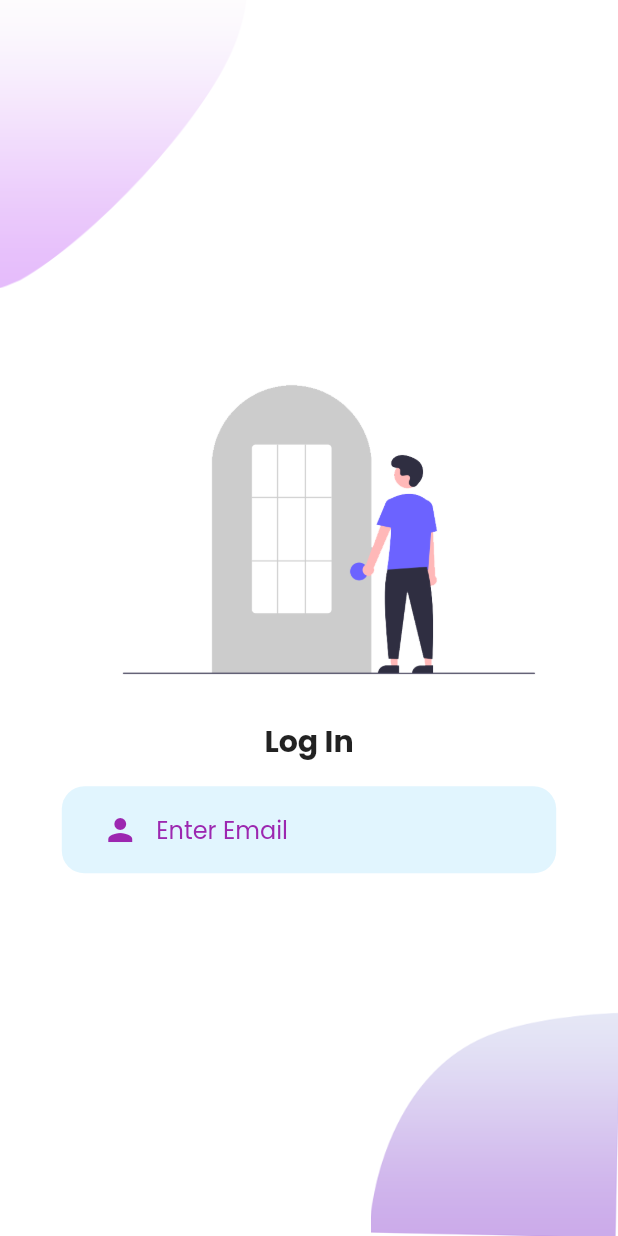
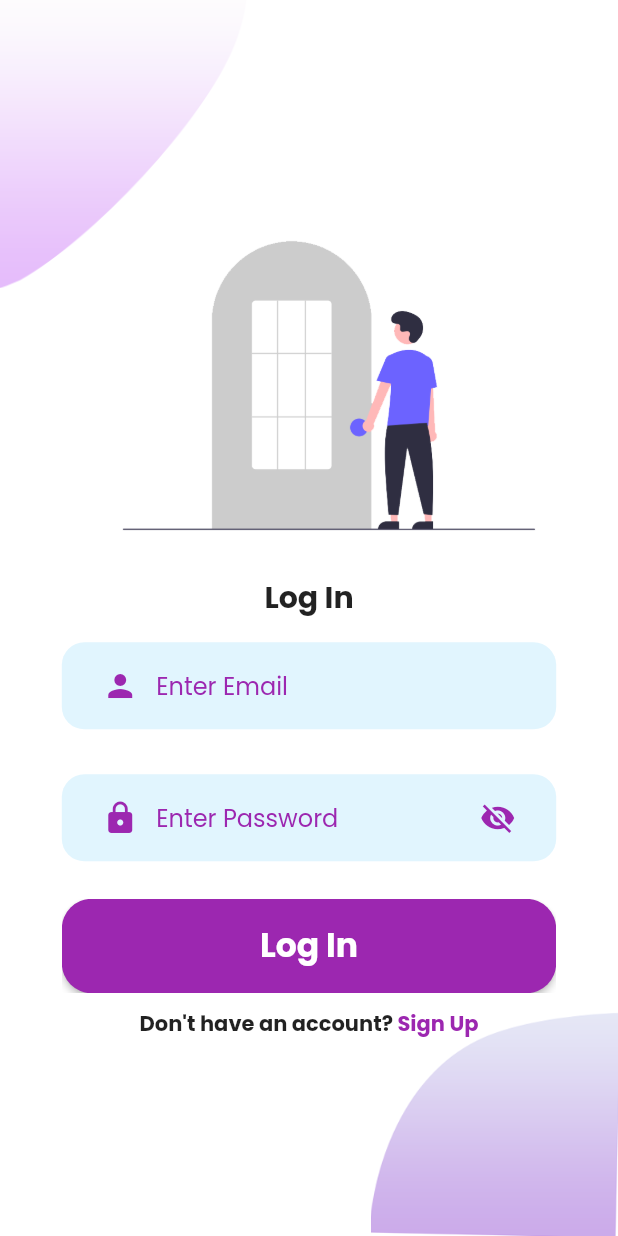
Before and after one commit to ARASHFAQUE/signup_login, a Flutter app: the screen it shows after launch, after a tap on "Log In", on a phone screen of 412 x 824 dp. Run offline on Flutter 3.47's test engine with Material 2 defaults, Android fonts, the phone set to English and light mode, and no system bars; our stand-ins replace google_fonts.

Commit message:
doing sign in page

```diff
--- /dev/null
+++ b/lib/view/login/components/password_field.dart
@@ -0,0 +1,78 @@
+import 'package:flutter/material.dart';
+
+import 'package:flutter/material.dart';
+import 'package:signup_login/view/custom_widget/my_theme.dart';
+
+class UserPassTextField extends StatefulWidget {
+  UserPassTextField({
+    Key? key,
+    required this.userPassController,
+    required this.userPassErrorText,
+    required this.userPassHintText,
+    required this.userPassHintTextColor,
+    required this.userPassTextFieldPrefixIcon,
+    required this.userPassTextFieldPrefixIconColor,
+    required this.onUserPassValueChange,
+    required this.suffixIcon,
+    required this.suffixIconColor
+  }) : super(key: key);
+
+  final TextEditingController userPassController;
+  final String userPassErrorText;
+  final String userPassHintText;
+  final Color userPassHintTextColor;
+  final IconData userPassTextFieldPrefixIcon;
+  final Color userPassTextFieldPrefixIconColor;
+  final Function onUserPassValueChange;
+  final IconData suffixIcon;
+  final Color suffixIconColor;
+
+
+
+  @override
+  State<UserPassTextField> createState() => _UserPassTextFieldState();
+}
+
+class _UserPassTextFieldState extends State<UserPassTextField> {
+  bool isVisible = false;
+  @override
+  Widget build(BuildContext context) {
+    return TextFormField(
+      controller: widget.userPassController,
+      validator: (value) {
+        if (value!.isEmpty) {
+          return widget.userPassErrorText;
+        } else {
+          return null;
+        }
+      },
+      onChanged: (value) {
+        widget.onUserPassValueChange(value);
+      },
+      cursorColor: Colors.black,
+      style: TextStyle(color: Theme.of(context).colorScheme.secondary),
+      obscureText: isVisible ? false : true,
+      decoration: InputDecoration(
+        hintText: widget.userPassHintText,
+        hintStyle: TextStyle(color: widget.userPassHintTextColor),
+        border: InputBorder.none,
+        prefixIcon: Icon(
+          widget.userPassTextFieldPrefixIcon,
+          color: widget.userPassTextFieldPrefixIconColor,
+        ),
+        suffixIcon: IconButton(
+          icon: isVisible ? const Icon(Icons.visibility) : const Icon(Icons.visibility_off),
+          color: widget.suffixIconColor,
+          onPressed: (){
+            print("Hello");
+
+            setState((){
+              isVisible = !isVisible;
+            });
+            // TODO: will use getx here
+          },
+        ),
+      ),
+    );
+  }
+}
--- a/lib/view/login/login_page.dart
+++ b/lib/view/login/login_page.dart
@@ -1,6 +1,9 @@
 import 'package:flutter/material.dart';
 import 'package:signup_login/view/custom_widget/my_theme.dart';
 import 'package:signup_login/view/login/components/login_background.dart';
+import 'package:signup_login/view/login/components/password_field.dart';
+import 'package:signup_login/view/signup/signup.dart';
+import 'package:signup_login/view/welcome_page/components/custom_button.dart';
 
 import 'components/text_field_decorator.dart';
 import 'components/user_id_text_field.dart';
@@ -51,6 +54,45 @@ class LogInPage extends StatelessWidget {
                         //print(value);
                       },
                     ),
+                  ),
+                  TextFieldDecorator(
+                      child: UserPassTextField(
+                    userPassController: passController,
+                    userPassErrorText: "Password Can Not Be Empty!",
+                    userPassHintText: "Enter Password",
+                    userPassHintTextColor: Colors.purple,
+                    userPassTextFieldPrefixIcon: Icons.lock,
+                    userPassTextFieldPrefixIconColor: Colors.purple,
+                    suffixIcon: Icons.visibility_off,
+                    suffixIconColor: Colors.purple,
+                    onUserPassValueChange: (value) {
+                      print("Pass Value $value");
+                    },
+                  )),
+                  const SizedBox(height: 10),
+                  CustomButton(
+                      buttonColor: MyTheme.logInButtonColor,
+                      buttonText: "Log In",
+                      textColor: Colors.white,
+                      handleButtonClick: () {
+                        print("Log In");
+                      }),
+                  const SizedBox(height: 10),
+                  Row(
+                    mainAxisAlignment: MainAxisAlignment.center,
+                    children: [
+                      const Text("Don't have an account? ",
+                          style: TextStyle(fontWeight: FontWeight.bold)),
+                      InkWell(
+                        child: const Text("Sign Up",
+                            style: TextStyle(
+                                fontWeight: FontWeight.bold,
+                                color: Colors.purple)),
+                        onTap: (){
+                          Navigator.push(context, MaterialPageRoute(builder: (context)=>SignUp()));
+                        },
+                      )
+                    ],
                   )
                 ],
               ),
--- /dev/null
+++ b/lib/view/signup/signup.dart
@@ -0,0 +1,12 @@
+import 'package:flutter/material.dart';
+
+class SignUp extends StatelessWidget {
+  const SignUp({Key? key}) : super(key: key);
+
+  @override
+  Widget build(BuildContext context) {
+    return const Scaffold(
+      body: Center(child: Text("Sign Up Page")),
+    );
+  }
+}
--- a/lib/view/welcome_page/components/custom_button.dart
+++ b/lib/view/welcome_page/components/custom_button.dart
@@ -18,7 +18,7 @@ class CustomButton extends StatelessWidget {
   Widget build(BuildContext context) {
     Size size = MediaQuery.of(context).size;
     return Container(
-      width: size.width * 0.7,
+      width: size.width * 0.8,
       child: ClipRect(
         child: ElevatedButton(
           style: ButtonStyle(
--- a/lib/view/welcome_page/welcome_page.dart
+++ b/lib/view/welcome_page/welcome_page.dart
@@ -5,7 +5,6 @@ import 'components/background.dart';
 import 'components/custom_button.dart';
 
 class WelcomePage extends StatelessWidget {
-
   const WelcomePage({Key? key}) : super(key: key);
 
   @override
@@ -23,6 +22,7 @@ class WelcomePage extends StatelessWidget {
               "assets/images/undraw_Welcoming.png",
               width: size.width * 0.6,
             ),
+            const SizedBox(height: 25),
             CustomButton(
               buttonColor: MyTheme.logInButtonColor,
               buttonText: "Log In",
@@ -44,16 +44,14 @@ class WelcomePage extends StatelessWidget {
     );
   }
 
-  logInButtonClickHandler(BuildContext context){
-    print("Log In Clicked");
+  logInButtonClickHandler(BuildContext context) {
+    //print("Log In Clicked");
 
     Navigator.push(
-        context,
-        MaterialPageRoute(builder: (builder)=>LogInPage())
-    );
+        context, MaterialPageRoute(builder: (builder) => LogInPage()));
   }
 
-  signUpButtonClickHandler(){
-    print("Sign Up Clicked");
+  signUpButtonClickHandler() {
+    //print("Sign Up Clicked");
   }
 }
```
Lines whose indentation alone changed are shown as unchanged.
